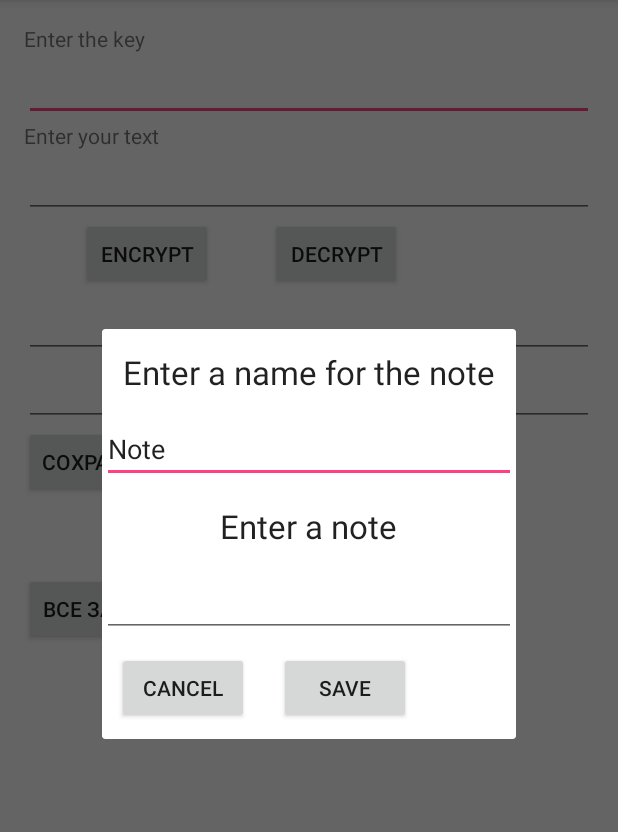
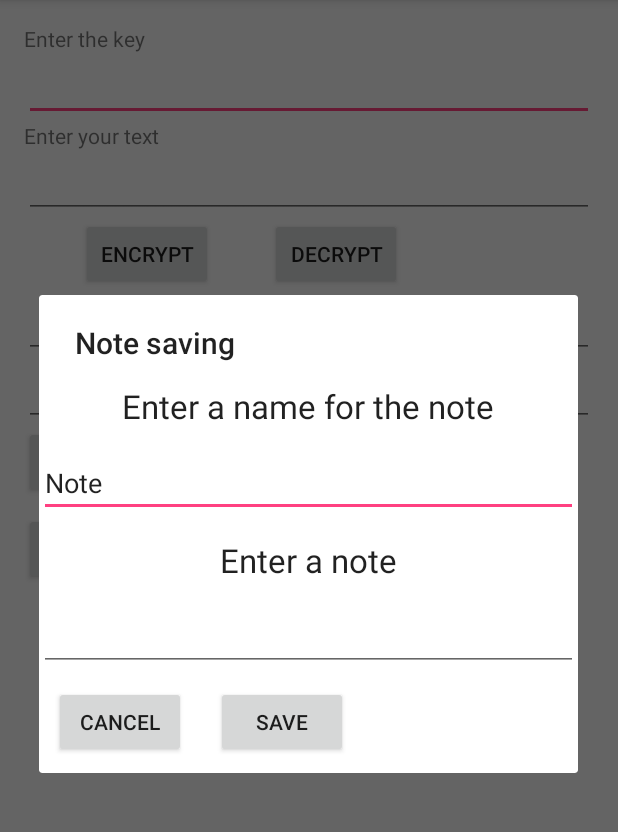
Before and after one commit to Dmitry7393/CyberSafeEncryption, an Android app: the EncryptTextActivity screen opened directly, with no data from a screen before it, after a tap on "СОХРАНИТЬ", on a phone screen of 412 x 824 dp, the part 84-916 px from its top. Run offline under Robolectric (Android 15) with nearby library versions, the phone set to English and light mode, and no system bars.

Commit message:
Fixed mistake with Dialog1

```diff
--- a/app/src/main/java/encryption/com/cybersafeencryption/Dialog1.java
+++ b/app/src/main/java/encryption/com/cybersafeencryption/Dialog1.java
@@ -1,42 +1,49 @@
 package encryption.com.cybersafeencryption;
 
-
+import android.app.AlertDialog;
+import android.app.Dialog;
 import android.app.DialogFragment;
+import android.content.DialogInterface;
 import android.os.Bundle;
-import android.util.Log;
 import android.view.LayoutInflater;
 import android.view.View;
 import android.view.View.OnClickListener;
-import android.view.ViewGroup;
+import android.widget.Button;
 import android.widget.EditText;
 
 public class Dialog1 extends DialogFragment implements OnClickListener {
 
-    final String LOG_TAG = "myLogs1";
-    EditText titleNote;
-    EditText note;
-    public View onCreateView(LayoutInflater inflater, ViewGroup container,
-                             Bundle savedInstanceState) {
-        String strEncryptedText = getArguments().getString("text");
-        getDialog().setTitle("Saving note");
-        View v = inflater.inflate(R.layout.dialog1, null);
-         titleNote = (EditText) v.findViewById(R.id.editTitleNote) ;
-        note= (EditText) v.findViewById(R.id.editNote) ;
+    private EditText titleNote;
+    private  EditText note;
+    public Dialog onCreateDialog(Bundle savedInstanceState) {
+        AlertDialog.Builder dialog = new AlertDialog.Builder(getActivity());
+        String  mStrEncryptedText = getArguments().getString("text");
+
+        LayoutInflater inflater = getActivity().getLayoutInflater();
+        View inflatedView = inflater.inflate(R.layout.dialog1, null);
+
+        titleNote = (EditText) inflatedView.findViewById(R.id.editTitleNote);
+        note = (EditText) inflatedView.findViewById(R.id.editNote);
+        Button btnCancel = (Button) inflatedView.findViewById(R.id.button_cancel);
+        Button btnSave = (Button) inflatedView.findViewById(R.id.button_save);
+        btnCancel.setOnClickListener(this);
+        btnSave.setOnClickListener(this);
 
         titleNote.setText("Note");
-        note.setText(strEncryptedText);
-        v.findViewById(R.id.button_cancel).setOnClickListener(this);
-        v.findViewById(R.id.button_save).setOnClickListener(this);
-        return v;
+        note.setText(mStrEncryptedText);
+
+        dialog.setView(inflatedView);
+        dialog.setTitle("Note saving");
+        setCancelable(true);
+
+        return dialog.create();
     }
 
     public void onClick(View v) {
         switch(v.getId()) {
             case R.id.button_cancel:
-                Log.d(LOG_TAG, "cancel");
                 break;
             case R.id.button_save:
-                Log.d(LOG_TAG, "save");
                 ((EncryptTextActivity)getActivity()).saveNote(titleNote.getText().toString(), note.getText().toString());
                 break;
         }
@@ -44,13 +51,11 @@ public class Dialog1 extends DialogFragment implements OnClickListener {
     }
 
 
-   /* public void onDismiss(DialogInterface dialog) {
+    public void onDismiss(DialogInterface dialog) {
         super.onDismiss(dialog);
-        Log.d(LOG_TAG, "Dialog 1: onDismiss");
     }
 
     public void onCancel(DialogInterface dialog) {
         super.onCancel(dialog);
-        Log.d(LOG_TAG, "Dialog 1: onCancel");
-    }*/
+    }
 }
--- a/app/src/main/java/encryption/com/cybersafeencryption/EncryptTextActivity.java
+++ b/app/src/main/java/encryption/com/cybersafeencryption/EncryptTextActivity.java
@@ -2,23 +2,24 @@ package encryption.com.cybersafeencryption;
 
 import android.app.DialogFragment;
 import android.app.FragmentManager;
-import android.app.FragmentTransaction;
 import android.content.ContentValues;
 import android.content.Intent;
+import android.database.Cursor;
 import android.support.v7.app.AppCompatActivity;
 import android.os.Bundle;
 import android.util.Log;
 import android.view.View;
 import android.widget.Button;
 import android.widget.EditText;
-import android.widget.TextView;
 
 import encryption.com.AES.Decrypt;
 import encryption.com.AES.Encrypt;
 
 import android.database.sqlite.SQLiteDatabase;
 
+import java.util.ArrayList;
 import java.util.Calendar;
+import java.util.List;
 
 import encryption.com.Database.*;
 
@@ -27,8 +28,8 @@ public class EncryptTextActivity extends AppCompatActivity  implements View.OnCl
     private EditText mTextViewEncrypted;
     private EditText mTextViewDecrypted;
     private EditText mEditSourceText;
-    final String LOG_TAG = "myLogs";
-
+    final String LOG_TAG = "myLohs67";
+    protected List<Note> mListNotes;
     DBHelper dbHelper;
     DialogFragment dlg1;
     @Override
@@ -55,6 +56,7 @@ public class EncryptTextActivity extends AppCompatActivity  implements View.OnCl
             btnSaveNote.setOnClickListener(this);
             btnOpenAllNotes.setOnClickListener(this);
         }
+        mListNotes = new ArrayList<>();
         dbHelper = new DBHelper(this);
         dlg1 = new Dialog1();
     }
@@ -81,13 +83,13 @@ public class EncryptTextActivity extends AppCompatActivity  implements View.OnCl
                 startActivity(Intent.createChooser(sendIntent, "Share the program:"));
                 break;
             case R.id.button_save_note:
-                // Supply num input as an argument.
                 Bundle args = new Bundle();
                 args.putString("text", mTextViewEncrypted.getText().toString());
                 dlg1.setArguments(args);
                 dlg1.show(getFragmentManager(), "dlg1");
                 break;
             case R.id.button_watch_all_notes:
+                updateListNotes();
                 FragmentManager manager = getFragmentManager();
                 MyDialogFragment dialog = new MyDialogFragment();
                 dialog.show(manager, "dialog");
@@ -95,29 +97,7 @@ public class EncryptTextActivity extends AppCompatActivity  implements View.OnCl
 
         }
 
-                   /* Log.d(LOG_TAG, "--- Rows in table_notes: ---");
-                    // делаем запрос всех данных из таблицы mytable, получаем Cursor
-                    Cursor c = db.query("table_notes", null, null, null, null, null, null);
 
-                    // ставим позицию курсора на первую строку выборки
-                    // если в выборке нет строк, вернется false
-                    if (c.moveToFirst()) {
-                        // определяем номера столбцов по имени в выборке
-                        int idColIndex = c.getColumnIndex("id");
-                        int noteColIndex = c.getColumnIndex("note");
-                        int hintColIndex = c.getColumnIndex("hint");
-                        int dateColIndex = c.getColumnIndex("date");
-                        do {
-                            // получаем значения по номерам столбцов и пишем все в лог
-                            Log.d(LOG_TAG,
-                                    "ID = " + c.getInt(idColIndex) +
-                                            ", note = " + c.getString(noteColIndex) +
-                                            ", hint = " + c.getString(hintColIndex) +
-                                            ", date = " + c.getString(dateColIndex));
-                        } while (c.moveToNext());
-                    } else
-                        Log.d(LOG_TAG, "0 rows");
-                    c.close();*/
 
                  /*   Log.d(LOG_TAG, "--- Clear mytable: ---");
                     // удаляем все записи
@@ -128,13 +108,41 @@ public class EncryptTextActivity extends AppCompatActivity  implements View.OnCl
             // закрываем подключение к БД
          //   dbHelper.close();
         }
+    private void updateListNotes() {
+        // создаем объект для данных
+        ContentValues cv = new ContentValues();
+        // подключаемся к БД
+        SQLiteDatabase db = dbHelper.getWritableDatabase();
+          Log.d(LOG_TAG, "READ ROWS FROM DATABASE12");
+                    // делаем запрос всех данных из таблицы mytable, получаем Cursor
+                    Cursor c = db.query("table_notes", null, null, null, null, null, null);
 
+                    // ставим позицию курсора на первую строку выборки
+                    // если в выборке нет строк, вернется false
+                    if (c.moveToFirst()) {
+                        // определяем номера столбцов по имени в выборке
+                        int idColIndex = c.getColumnIndex("id");
+                        int titleNoteColIndex = c.getColumnIndex("title_note");
+                        int noteColIndex = c.getColumnIndex("note");
+                        int dateColIndex = c.getColumnIndex("date");
+                        do {
+                            Note tempNote = new Note();
+                            tempNote.setTitleNote(c.getString(titleNoteColIndex));
+                            tempNote.setNote(c.getString(noteColIndex));
+                            tempNote.setDate(c.getString(dateColIndex));
+
+                            mListNotes.add(tempNote);
+                        } while (c.moveToNext());
+                    } else
+                        Log.d(LOG_TAG, "0 rows");
+                    c.close();
+    }
     protected void saveNote(String titleNote, String note) {
         // создаем объект для данных
         ContentValues cv = new ContentValues();
         // подключаемся к БД
         SQLiteDatabase db = dbHelper.getWritableDatabase();
-        Log.d(LOG_TAG, "--- Insert in table_notes2323: ---");
+        Log.d(LOG_TAG, "--- Inser23t in2 table_notes2323: ---");
         String date =  java.text.DateFormat.getDateTimeInstance().format(Calendar.getInstance().getTime());
         cv.put("title_note", titleNote);
         cv.put("note", note);
@@ -145,4 +153,7 @@ public class EncryptTextActivity extends AppCompatActivity  implements View.OnCl
 
         db.close();
     }
+    protected List<Note> getlistOfNotes() {
+        return mListNotes;
+    }
 }
--- a/app/src/main/res/layout/activity_encrypt_text.xml
+++ b/app/src/main/res/layout/activity_encrypt_text.xml
@@ -85,7 +85,7 @@
     <Button
         android:layout_width="wrap_content"
         android:layout_height="wrap_content"
-        android:layout_marginTop="50dp"
+        android:layout_marginTop="10dp"
         android:text="Все заметки"
         android:id="@+id/button_watch_all_notes" />
 </LinearLayout>
```
Also changed, not shown: app/src/main/java/encryption/com/cybersafeencryption/MyDialogFragment.java (+3 -15 lines).
